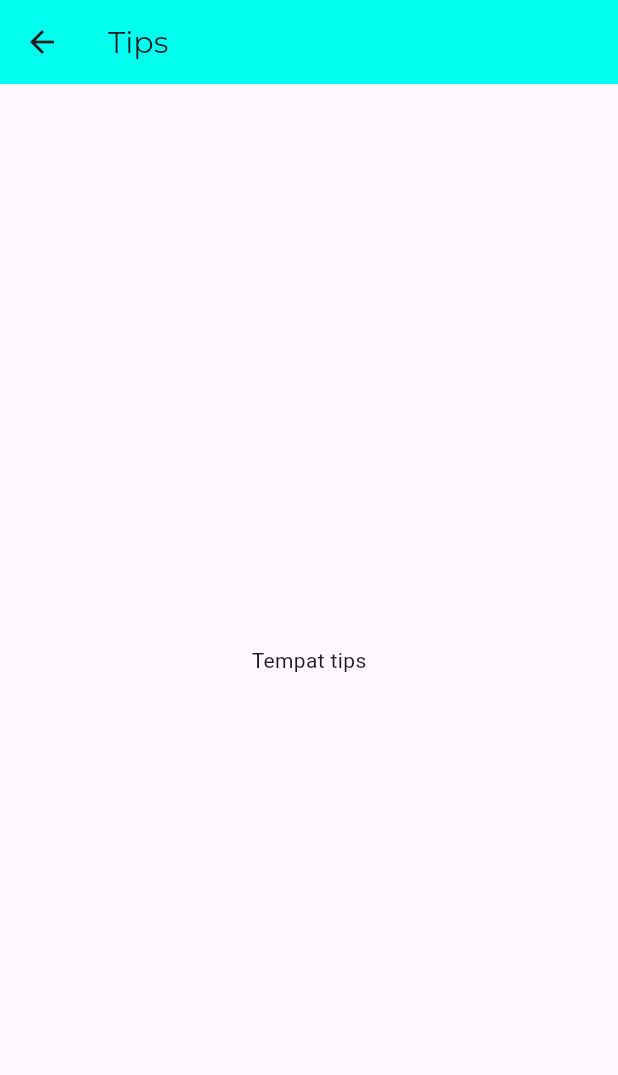
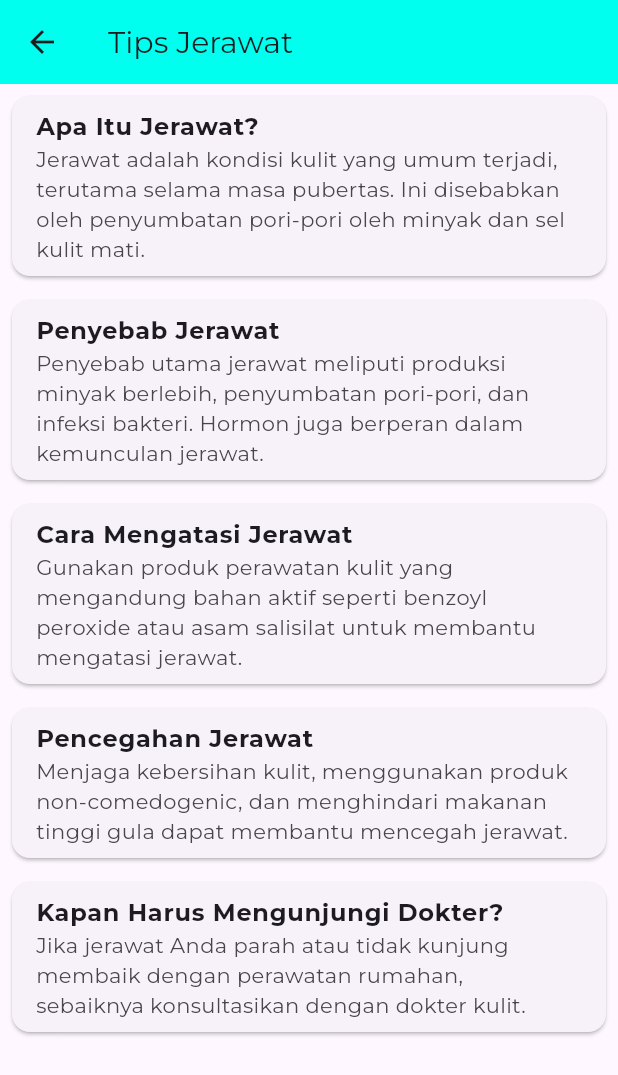
Before and after one commit to aryachandrak/PBL-Semester-5, a Flutter app: the HomePage screen opened directly, after a tap on "Tips", on a phone screen of 412 x 824 dp. Shown: the top 1075 px of the screen. Run offline on Flutter 3.47's test engine with Material 3 defaults, Android fonts, the phone set to English and light mode, and no system bars; our stand-ins replace camera, firebase_auth, firebase_core, gap, google_fonts, smooth_page_indicator and 1 more; missing offline and left inert: external_path, media_scanner; accounts and stored records are empty.

Commit message:
menambahkan detail kecil

```diff
--- a/app_flutter/lib/views/home_page.dart
+++ b/app_flutter/lib/views/home_page.dart
@@ -145,24 +145,19 @@ class _HomePageState extends State<HomePage> {
                               mainAxisAlignment: MainAxisAlignment.spaceBetween,
                               children: [
                                 Padding(
-                                  padding: EdgeInsets.only(left: 10.0),
+                                  padding: EdgeInsets.only(left: 40.0),
                                   child: Fitur(
                                     imagePath: "assets/history.png",
                                     title: "Scan History",
                                     targetPage: ScanHistoryPage(),
                                   ),
                                 ),
-                                Fitur(
-                                  imagePath: "assets/tips.png",
-                                  title: "Tips",
-                                  targetPage: TipsPage(),
-                                ),
                                 Padding(
-                                  padding: EdgeInsets.only(right: 10.0),
+                                  padding: EdgeInsets.only(right: 40.0),
                                   child: Fitur(
-                                    imagePath: "assets/history.png",
-                                    title: "Later",
-                                    targetPage: LaterPage(),
+                                    imagePath: "assets/tips.png",
+                                    title: "Tips",
+                                    targetPage: TipsPage(),
                                   ),
                                 ),
                               ],
--- a/app_flutter/lib/views/profile_page.dart
+++ b/app_flutter/lib/views/profile_page.dart
@@ -50,7 +50,7 @@ class _ProfilePageState extends State<ProfilePage> {
                 horizontal: 16.0), // Jarak kanan dan kiri
             child: Container(
               decoration: BoxDecoration(
-                color: Colors.blue.shade700,
+                color: Colors.cyan.shade700,
                 borderRadius: BorderRadius.circular(16.0), // Sudut melengkung
                 boxShadow: [
                   BoxShadow(
--- a/app_flutter/lib/views/tips_page.dart
+++ b/app_flutter/lib/views/tips_page.dart
@@ -9,18 +9,58 @@ class TipsPage extends StatefulWidget {
 }
 
 class _TipsPageState extends State<TipsPage> {
+  final List<Map<String, String>> articles = [
+    {
+      "title": "Apa Itu Jerawat?",
+      "description": "Jerawat adalah kondisi kulit yang umum terjadi, terutama selama masa pubertas. Ini disebabkan oleh penyumbatan pori-pori oleh minyak dan sel kulit mati."
+    },
+    {
+      "title": "Penyebab Jerawat",
+      "description": "Penyebab utama jerawat meliputi produksi minyak berlebih, penyumbatan pori-pori, dan infeksi bakteri. Hormon juga berperan dalam kemunculan jerawat."
+    },
+    {
+      "title": "Cara Mengatasi Jerawat",
+      "description": "Gunakan produk perawatan kulit yang mengandung bahan aktif seperti benzoyl peroxide atau asam salisilat untuk membantu mengatasi jerawat."
+    },
+    {
+      "title": "Pencegahan Jerawat",
+      "description": "Menjaga kebersihan kulit, menggunakan produk non-comedogenic, dan menghindari makanan tinggi gula dapat membantu mencegah jerawat."
+    },
+    {
+      "title": "Kapan Harus Mengunjungi Dokter?",
+      "description": "Jika jerawat Anda parah atau tidak kunjung membaik dengan perawatan rumahan, sebaiknya konsultasikan dengan dokter kulit."
+    },
+  ];
+
   @override
   Widget build(BuildContext context) {
     return Scaffold(
       appBar: AppBar(
         title: Text(
-          "Tips",
+          "Tips Jerawat",
           style: GoogleFonts.montserrat(fontSize: 20),
         ),
         backgroundColor: const Color.fromARGB(255, 0, 255, 238),
       ),
-      body: const Center(
-        child: Text("Tempat tips"),
+      body: ListView.builder(
+        itemCount: articles.length,
+        itemBuilder: (context, index) {
+          return Card(
+            margin: const EdgeInsets.all(8.0),
+            child: ListTile(
+              title: Text(
+                articles[index]["title"]!,
+                style: GoogleFonts.montserrat(fontWeight: FontWeight.bold),
+              ),
+              subtitle: Text(
+                articles[index]["description"]!,
+                style: GoogleFonts.montserrat(),
+              ),
+              onTap: () {
+              },
+            ),
+          );
+        },
       ),
     );
   }
--- a/app_flutter/lib/widgets/profile_option_widget.dart
+++ b/app_flutter/lib/widgets/profile_option_widget.dart
@@ -1,6 +1,4 @@
 import 'package:flutter/material.dart';
-import 'package:plugin_camera/provider/navigation_provider.dart';
-import 'package:provider/provider.dart';
 
 Widget ProfileOption({
   required IconData icon,
@@ -10,10 +8,10 @@ Widget ProfileOption({
 }) {
   return ListTile(
     leading: CircleAvatar(
-      backgroundColor: Colors.blue.shade100,
+      backgroundColor: Colors.green.shade100,
       child: Icon(
         icon,
-        color: Colors.blue.shade700,
+        color: Colors.cyan.shade700,
       ),
     ),
     title: Text(
```
